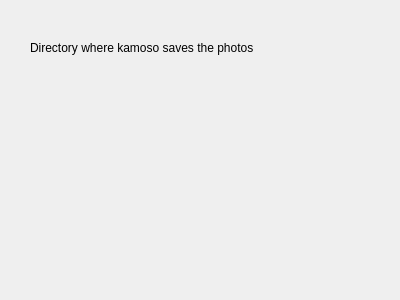
KDE/kamoso, file src/generalConfig.ui: the form before one commit.
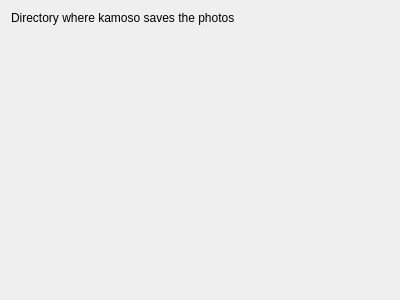
The form after the commit. Custom widgets are drawn as their Qt base class.

Patch:
```diff
--- a/src/generalConfig.ui
+++ b/src/generalConfig.ui
@@ -13,29 +13,31 @@
   <property name="windowTitle">
    <string>Form</string>
   </property>
+  <layout class="QVBoxLayout" name="verticalLayout">
+   <item>
   <widget class="QLabel" name="label">
-   <property name="geometry">
-    <rect>
-     <x>30</x>
-     <y>40</y>
-     <width>241</width>
-     <height>16</height>
-    </rect>
-   </property>
    <property name="text">
     <string>Directory where kamoso saves the photos</string>
    </property>
   </widget>
-  <widget class="KUrlRequester" name="kcfg_saveUrl">
-   <property name="geometry">
-    <rect>
-     <x>30</x>
-     <y>60</y>
-     <width>351</width>
-     <height>25</height>
-    </rect>
-   </property>
-  </widget>
+   </item>
+   <item>
+    <widget class="KUrlRequester" name="kcfg_saveUrl"/>
+   </item>
+   <item>
+    <spacer name="verticalSpacer">
+     <property name="orientation">
+      <enum>Qt::Vertical</enum>
+     </property>
+     <property name="sizeHint" stdset="0">
+      <size>
+       <width>20</width>
+       <height>40</height>
+      </size>
+     </property>
+    </spacer>
+   </item>
+  </layout>
  </widget>
  <customwidgets>
   <customwidget>
```
Lines whose indentation alone changed are shown as unchanged.
